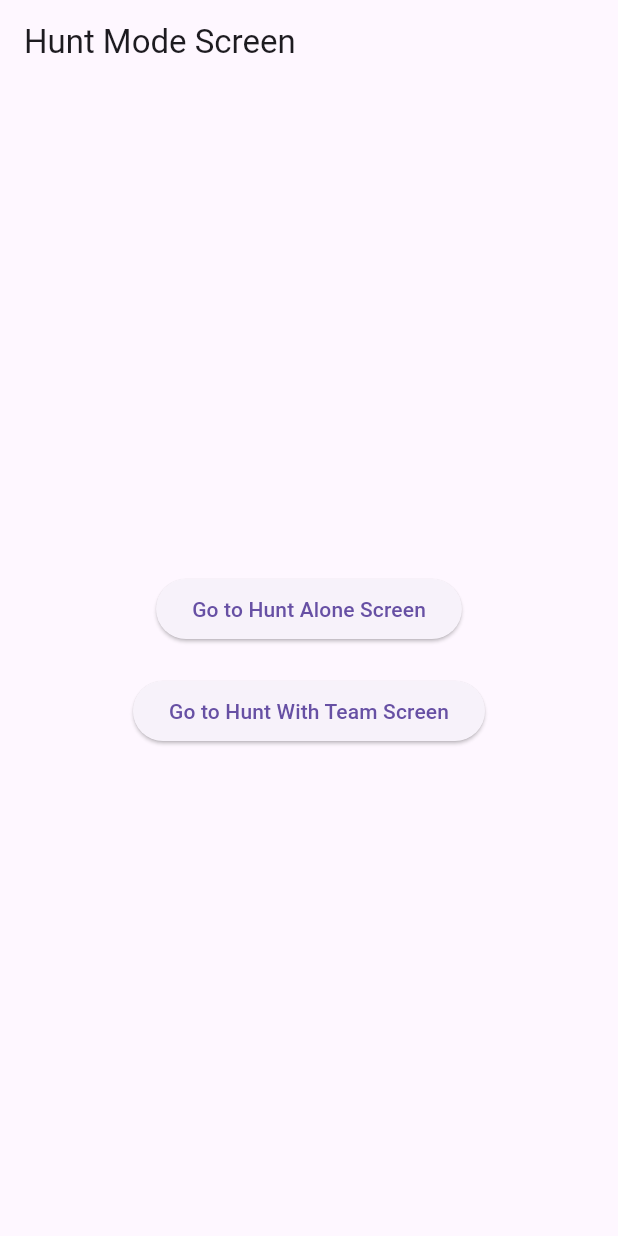
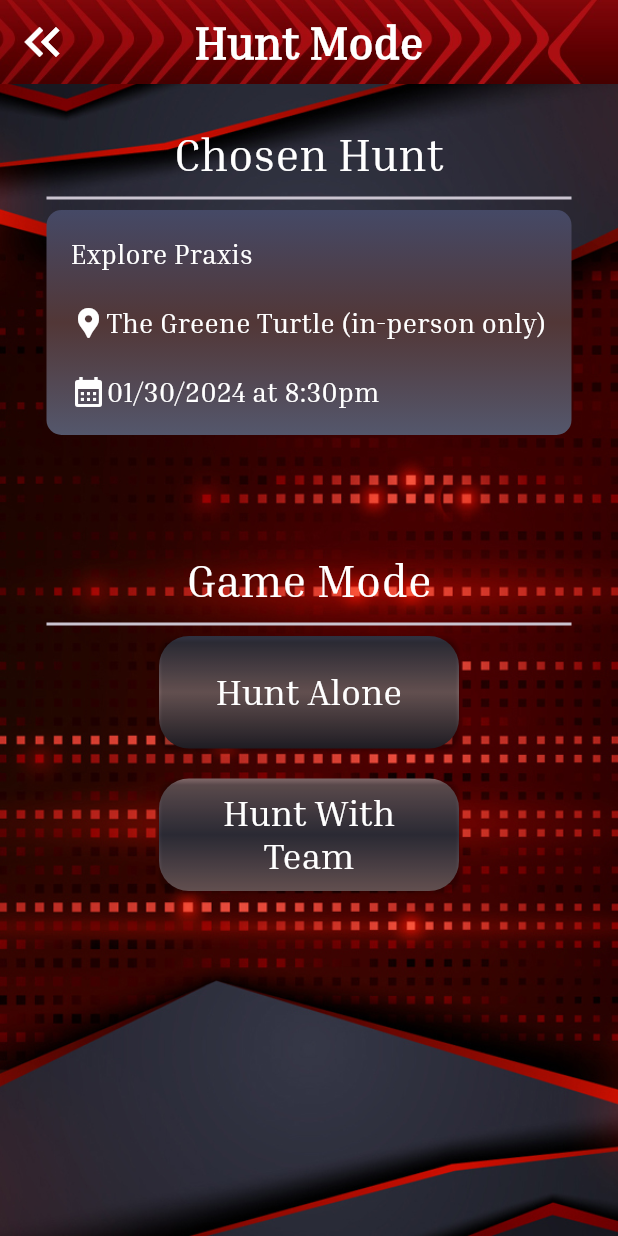
Before and after one commit to PraxisAppDev/mobile-application, a Flutter app: the screen it shows after launch, after a tap on "Go to Hunt Mode Screen", on a phone screen of 412 x 824 dp. Run offline on Flutter 3.47's test engine with Material 3 defaults, Android fonts, the phone set to English and light mode, and no system bars; our stand-ins replace auto_size_text, flutter_animate, flutter_secure_storage, fluttertoast, google_fonts, timelines; missing offline and left inert: fetch_client; network calls fail.

Commit message:
Add Hunt Mode and Hunt With Team Options

```diff
--- a/client/lib/styles/app_styles.dart
+++ b/client/lib/styles/app_styles.dart
@@ -19,6 +19,9 @@ class AppStyles {
 
   static TextStyle logisticsStyle =
       TextStyle(fontSize: 18, color: Colors.white, fontFamily: 'InriaSerif');
+
+  static TextStyle titleStyle =
+      TextStyle(fontSize: 30, color: Colors.white, fontFamily: 'InriaSerif');
 
   static BoxDecoration infoBoxStyle = BoxDecoration(
     gradient: const LinearGradient(
@@ -77,6 +80,34 @@ class AppStyles {
     ),
   );
 
+  static BoxDecoration buttonStyleVariation1 = BoxDecoration(
+    gradient: const LinearGradient(
+      begin: Alignment.topCenter,
+      end: Alignment.bottomCenter,
+      colors: <Color>[
+        Color(0xFF313342),
+        Color(0xFF876D6D),
+        Color(0xFF2A2730)
+      ],
+      stops: [0.0, 0.5, 1.0],
+    ),
+    borderRadius: BorderRadius.circular(20)
+  );
+
+  static BoxDecoration buttonStyleVariation2 = BoxDecoration(
+    gradient: const LinearGradient(
+      begin: Alignment.topCenter,
+      end: Alignment.bottomCenter,
+      colors: <Color>[
+        Color(0xFF836A6B),
+        Color(0xFF3A3947),
+        Color(0xFF876D6D),
+      ],
+      stops: [0.0, 0.5, 1.0],
+    ),
+    borderRadius: BorderRadius.circular(20)
+  );
+
   static AppBar appBarStyle(String screenName, dynamic context) {
     return AppBar(
         title: Text(screenName, style: AppStyles.appBarTextStyle),
--- a/client/lib/views/new_screens/hunt_mode_view.dart
+++ b/client/lib/views/new_screens/hunt_mode_view.dart
@@ -1,6 +1,7 @@
 import 'package:flutter/material.dart';
 import 'package:praxis_afterhours/views/new_screens/hunt_alone_view.dart';
 import 'package:praxis_afterhours/views/new_screens/hunt_with_team_view.dart';
+import 'package:praxis_afterhours/styles/app_styles.dart';
 
 class HuntModeView extends StatelessWidget {
   const HuntModeView({super.key});
@@ -9,14 +10,67 @@ class HuntModeView extends StatelessWidget {
   Widget build(BuildContext context) {
     return MaterialApp(
       home: Scaffold(
-        appBar: AppBar(
-          title: const Text('Hunt Mode Screen'),
+        appBar: AppStyles.appBarStyle("Hunt Mode", context),
+        body: DecoratedBox(
+          decoration: AppStyles.backgroundStyle,
+          child: Center(
+            child: Column(
+              children: [
+                const SizedBox(height: 25),
+                Text(
+                  "Chosen Hunt",
+                  style: AppStyles.titleStyle,
                 ),
-        body: Center(
+                const SizedBox(width: 350, child: Divider(thickness: 2)),
+                Container(
+                    width: 350,
+                    height: 150,
+                    padding: const EdgeInsets.all(16),
+                    decoration: AppStyles.infoBoxStyle,
                     child: Column(
-            mainAxisAlignment: MainAxisAlignment.center,
                       children: [
-              ElevatedButton(
+                        Row(
+                          children: [
+                            Text(
+                              "Explore Praxis",
+                              textAlign: TextAlign.left,
+                              style: AppStyles.logisticsStyle,
+                            ),
+                          ],
+                        ),
+                        SizedBox(height: 20),
+                        Row(
+                          children: [
+                            Icon(Icons.location_pin, color: Colors.white),
+                            Text(
+                              "The Greene Turtle (in-person only)",
+                              style: AppStyles.logisticsStyle,
+                            ),
+                          ],
+                        ),
+                        SizedBox(height: 20),
+                        Row(
+                          children: [
+                            Icon(Icons.calendar_month, color: Colors.white),
+                            Text(
+                              "01/30/2024 at 8:30pm",
+                              style: AppStyles.logisticsStyle,
+                            ),
+                          ],
+                        ),
+                      ],
+                    )),
+                const SizedBox(height: 75),
+                Text(
+                  "Game Mode",
+                  style: AppStyles.titleStyle,
+                ),
+                const SizedBox(width: 350, child: Divider(thickness: 2)),
+                Container(
+                  height: 75,
+                  width: 200,
+                  decoration: AppStyles.buttonStyleVariation1,
+                  child: ElevatedButton(
                     onPressed: () {
                       Navigator.push(
                         context,
@@ -24,10 +78,18 @@ class HuntModeView extends StatelessWidget {
                             builder: (context) => const HuntAloneView()),
                       );
                     },
-                child: const Text('Go to Hunt Alone Screen'),
+                    style: AppStyles.elevatedButtonStyle,
+                    child: const Text('Hunt Alone',
+                        textAlign: TextAlign.center,
+                        style: TextStyle(fontSize: 24)),
                   ),
-              const SizedBox(height: 20), // Add space between buttons
-              ElevatedButton(
+                ),
+                const SizedBox(height: 20),
+                Container(
+                  height: 75,
+                  width: 200,
+                  decoration: AppStyles.buttonStyleVariation2,
+                  child: ElevatedButton(
                     onPressed: () {
                       Navigator.push(
                         context,
@@ -35,9 +97,14 @@ class HuntModeView extends StatelessWidget {
                             builder: (context) => const HuntWithTeamView()),
                       );
                     },
-                child: const Text('Go to Hunt With Team Screen'),
+                    style: AppStyles.elevatedButtonStyle,
+                    child: const Text('Hunt With Team',
+                        textAlign: TextAlign.center,
+                        style: TextStyle(fontSize: 24)),
+                  ),
                 ),
               ],
+            ),
           ),
         ),
       ),
```
Also changed, not shown: client/lib/views/new_screens/hunt_with_team_view.dart (+72 -17 lines). Lines whose indentation alone changed are shown as unchanged.
